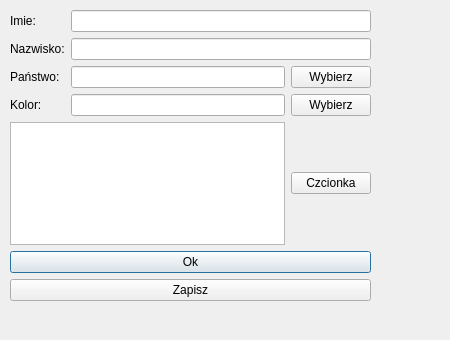
This is layout.ui in Jakub3Tp/zadanie_powrotne as Qt 5 draws it before an edit. The edited form follows.
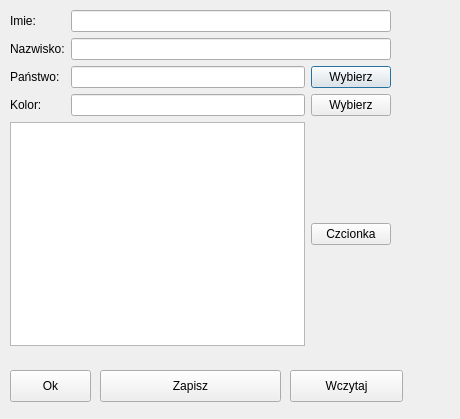
This is the edited form.

Patch:
```diff
--- a/layout.ui
+++ b/layout.ui
@@ -6,8 +6,8 @@
    <rect>
     <x>0</x>
     <y>0</y>
-    <width>450</width>
-    <height>340</height>
+    <width>460</width>
+    <height>419</height>
    </rect>
   </property>
   <property name="windowTitle">
@@ -18,21 +18,18 @@
     <rect>
      <x>10</x>
      <y>10</y>
-     <width>361</width>
-     <height>311</height>
+     <width>381</width>
+     <height>356</height>
     </rect>
    </property>
    <layout class="QGridLayout" name="gridLayout">
-    <item row="3" column="0">
-     <widget class="QLabel" name="label_4">
+    <item row="2" column="2">
+     <widget class="QPushButton" name="countryButton">
       <property name="text">
-       <string>Kolor:</string>
+       <string>Wybierz</string>
       </property>
      </widget>
     </item>
-    <item row="4" column="0" colspan="2">
-     <widget class="QTextEdit" name="fontEdit"/>
-    </item>
     <item row="2" column="0">
      <widget class="QLabel" name="label_3">
       <property name="text">
@@ -40,27 +37,6 @@
       </property>
      </widget>
     </item>
-    <item row="5" column="0" colspan="3">
-     <widget class="QPushButton" name="ok">
-      <property name="text">
-       <string>Ok</string>
-      </property>
-     </widget>
-    </item>
-    <item row="2" column="2">
-     <widget class="QPushButton" name="countryButton">
-      <property name="text">
-       <string>Wybierz</string>
-      </property>
-     </widget>
-    </item>
-    <item row="3" column="1">
-     <widget class="QLineEdit" name="colorEdit">
-      <property name="readOnly">
-       <bool>true</bool>
-      </property>
-     </widget>
-    </item>
     <item row="2" column="1">
      <widget class="QLineEdit" name="country">
       <property name="readOnly">
@@ -68,6 +44,23 @@
       </property>
      </widget>
     </item>
+    <item row="4" column="0" colspan="2">
+     <widget class="QTextEdit" name="fontEdit"/>
+    </item>
+    <item row="3" column="1">
+     <widget class="QLineEdit" name="colorEdit">
+      <property name="readOnly">
+       <bool>true</bool>
+      </property>
+     </widget>
+    </item>
+    <item row="3" column="0">
+     <widget class="QLabel" name="label_4">
+      <property name="text">
+       <string>Kolor:</string>
+      </property>
+     </widget>
+    </item>
     <item row="4" column="2">
      <widget class="QPushButton" name="font">
       <property name="text">
@@ -75,7 +68,7 @@
       </property>
      </widget>
     </item>
-    <item row="7" column="0" colspan="2">
+    <item row="6" column="0" colspan="2">
      <widget class="QLabel" name="warn">
       <property name="text">
        <string/>
@@ -109,15 +102,47 @@
       </property>
      </widget>
     </item>
-    <item row="6" column="0" colspan="3">
-     <widget class="QPushButton" name="save">
-      <property name="text">
-       <string>Zapisz</string>
-      </property>
-     </widget>
-    </item>
    </layout>
   </widget>
+  <widget class="QPushButton" name="save">
+   <property name="geometry">
+    <rect>
+     <x>100</x>
+     <y>370</y>
+     <width>181</width>
+     <height>32</height>
+    </rect>
+   </property>
+   <property name="text">
+    <string>Zapisz</string>
+   </property>
+  </widget>
+  <widget class="QPushButton" name="ok">
+   <property name="geometry">
+    <rect>
+     <x>10</x>
+     <y>370</y>
+     <width>81</width>
+     <height>32</height>
+    </rect>
+   </property>
+   <property name="text">
+    <string>Ok</string>
+   </property>
+  </widget>
+  <widget class="QPushButton" name="read">
+   <property name="geometry">
+    <rect>
+     <x>290</x>
+     <y>370</y>
+     <width>113</width>
+     <height>32</height>
+    </rect>
+   </property>
+   <property name="text">
+    <string>Wczytaj</string>
+   </property>
+  </widget>
  </widget>
  <resources/>
  <connections/>
```
